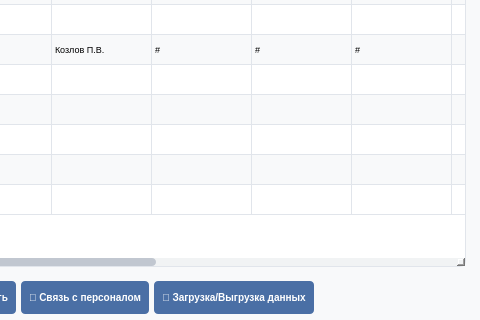
First picture: the form in UI/Reg/Регистратор итог.ui, repository Ainyr-Akhmadishin/Hotel_management_system, before the edit; both pictures show x 85 to 565 and y 307 to 627 of the 662 by 627 pixel window.
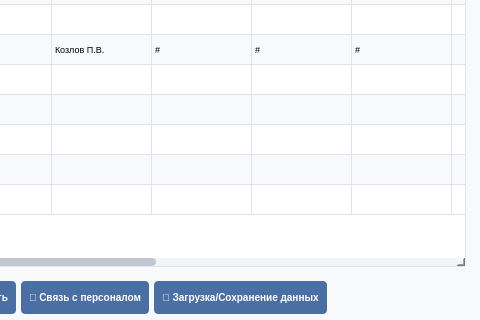
Second picture: the form after the edit.

Commit message: Добавил сохранение данных в файлы csv

What changed in the file:
```diff
--- a/UI/Reg/Регистратор итог.ui
+++ b/UI/Reg/Регистратор итог.ui
@@ -697,7 +697,7 @@
              </size>
             </property>
             <property name="text">
-             <string>💾 Загрузка/Выгрузка данных</string>
+             <string>💾 Загрузка/Сохранение данных</string>
             </property>
            </widget>
           </item>
```
The commit also changes 21 other files.
